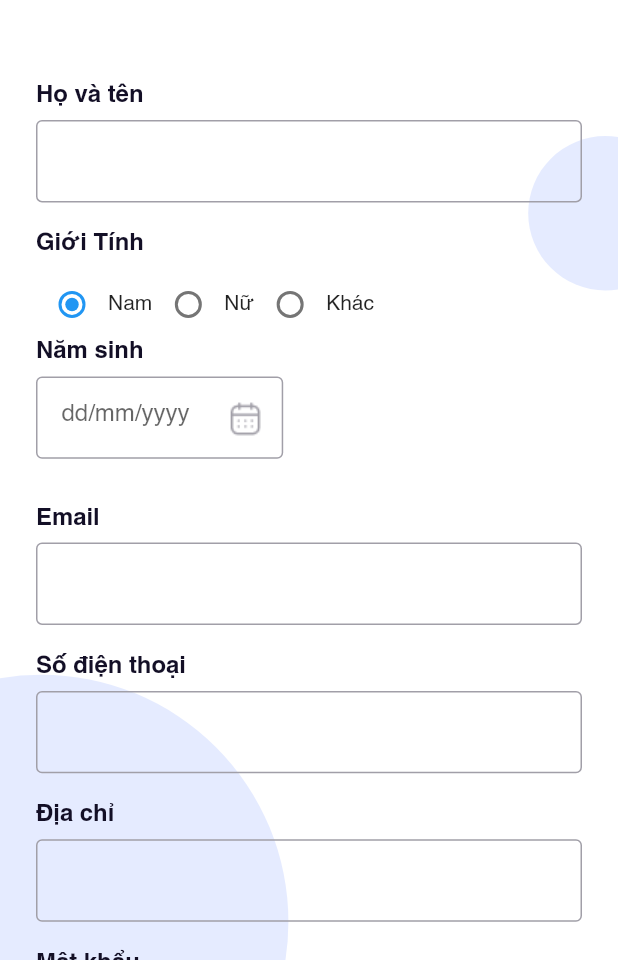
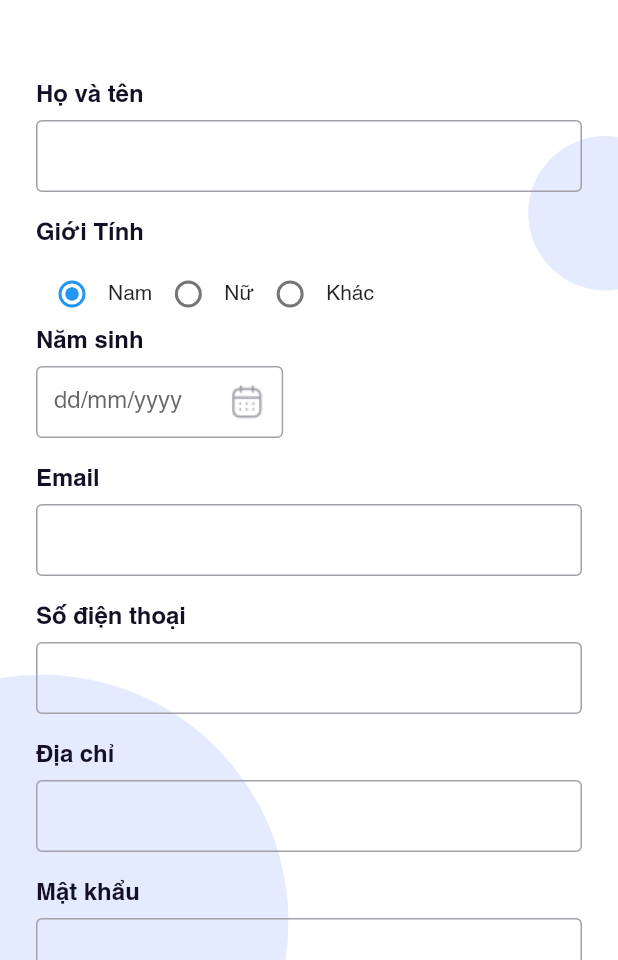
Before and after one commit to kientrienhong/RSSMS-Mobile, a Flutter app: the SignUpScreen screen opened directly, on a phone screen of 412 x 824 dp, the part 276-1236 px from its top. Run offline on Flutter 3.47's test engine with Material 2 defaults, Android fonts, the phone set to English and light mode, and no system bars; drawn by our look-alikes of group_radio_button; our stand-ins replace carousel_slider, dotted_border, firebase_auth, firebase_core, firebase_messaging, flutter_typeahead and 3 more; missing offline and left inert: bottom_drawer, flutter_facebook_auth, flutter_login_facebook; accounts and stored records are empty.

Commit message:
refactor custom input

```diff
--- a/lib/common/custom_input.dart
+++ b/lib/common/custom_input.dart
@@ -121,21 +121,16 @@ class _CustomOutLineInputState extends State<CustomOutLineInput> {
                 Stack(
                   clipBehavior: Clip.none,
                   children: [
-                    Container(
-                        height: widget.maxLine == 1
-                            ? widget.deviceSize!.height / 15
-                            : null,
-                        padding:
-                            const EdgeInsets.only(left: 16, top: 4, bottom: 2),
-                        decoration: BoxDecoration(
-                            borderRadius: BorderRadius.circular(4),
-                            border: Border.all(color: colorBorder, width: 1)),
-                        child: Center(
-                          child: TextFormField(
+                    // SizedBox(
+                    //     height: widget.maxLine == 1
+                    //         ? widget.deviceSize!.height / 15
+                    //         : null,
+                    //     child: Center(
+                    //       child: TextFormField(
+                    TextFormField(
                       obscureText: widget.isSecure!,
-                            validator: widget.validator == null
-                                ? null
-                                : widget.validator!(),
+                      validator:
+                          widget.validator == null ? null : widget.validator!(),
                       maxLines: widget.maxLine,
                       keyboardType: widget.textInputType,
                       style: TextStyle(color: colorLabel, fontSize: 16),
@@ -146,22 +141,34 @@ class _CustomOutLineInputState extends State<CustomOutLineInput> {
                       onFieldSubmitted: (term) {
                         widget.focusNode!.unfocus();
                         if (widget.nextNode != null) {
-                                FocusScope.of(context)
-                                    .requestFocus(widget.nextNode);
+                          FocusScope.of(context).requestFocus(widget.nextNode);
                         }
                       },
                       controller: widget.controller,
                       focusNode: widget.focusNode,
                       cursorColor: CustomColor.blue,
-                            decoration: const InputDecoration(
-                              border: InputBorder.none,
-                              focusedBorder: InputBorder.none,
-                              enabledBorder: InputBorder.none,
-                              errorBorder: InputBorder.none,
-                              disabledBorder: InputBorder.none,
+                      decoration: InputDecoration(
+                        contentPadding: const EdgeInsets.symmetric(
+                            vertical: 16, horizontal: 12),
+                        isCollapsed: true,
+                        border: OutlineInputBorder(
+                          borderSide: BorderSide(color: colorBorder, width: 1),
+                        ),
+                        focusedBorder: OutlineInputBorder(
+                          borderSide: BorderSide(color: colorBorder, width: 1),
+                        ),
+                        enabledBorder: OutlineInputBorder(
+                          borderSide: BorderSide(color: colorBorder, width: 1),
+                        ),
+                        errorBorder: OutlineInputBorder(
+                          borderSide: BorderSide(color: colorBorder, width: 1),
+                        ),
+                        disabledBorder: OutlineInputBorder(
+                          borderSide: BorderSide(color: colorBorder, width: 1),
                         ),
                       ),
-                        )),
+                    ),
+                    // )),
                   ],
                 ),
                 if (widget.statusTypeInput == StatusTypeInput.INVALID)
--- a/lib/common/custom_input_date.dart
+++ b/lib/common/custom_input_date.dart
@@ -102,7 +102,9 @@ class _CustomOutLineInputState extends State<CustomOutLineInputDateTime> {
 
   @override
   Widget build(BuildContext context) {
-    return Column(crossAxisAlignment: CrossAxisAlignment.start, children: [
+    return Container(
+      margin: const EdgeInsets.only(bottom: 16),
+      child: Column(crossAxisAlignment: CrossAxisAlignment.start, children: [
         if (widget.labelText!.isNotEmpty)
           Column(
             children: [
@@ -115,23 +117,14 @@ class _CustomOutLineInputState extends State<CustomOutLineInputDateTime> {
               CustomSizedBox(context: context, height: 8),
             ],
           ),
-      SizedBox(
-        height: widget.statusTypeInput != StatusTypeInput.INVALID
-            ? widget.deviceSize!.height / 9.5
-            : widget.deviceSize!.height / 7,
-        width: widget.deviceSize!.width,
-        child: Column(crossAxisAlignment: CrossAxisAlignment.start, children: [
+        Column(
+            mainAxisSize: MainAxisSize.min,
+            crossAxisAlignment: CrossAxisAlignment.start,
+            children: [
               Stack(
                 clipBehavior: Clip.none,
                 children: [
-              Container(
-                  height: widget.deviceSize!.height / 15,
-                  padding: const EdgeInsets.only(left: 16, top: 4, bottom: 2),
-                  decoration: BoxDecoration(
-                      borderRadius: BorderRadius.circular(4),
-                      border: Border.all(color: colorBorder, width: 1)),
-                  child: Center(
-                    child: TextFormField(
+                  TextFormField(
                     onTap: () async {
                       DateTime? date = DateTime(1900);
                       FocusScope.of(context).requestFocus(FocusNode());
@@ -167,18 +160,30 @@ class _CustomOutLineInputState extends State<CustomOutLineInputDateTime> {
                     focusNode: widget.focusNode,
                     cursorColor: CustomColor.blue,
                     decoration: InputDecoration(
+                      contentPadding: const EdgeInsets.symmetric(
+                          vertical: 16, horizontal: 12),
+                      isCollapsed: true,
                       hintText: "dd/mm/yyyy",
                       suffixIcon: Image.asset(
                         widget.icon,
                       ),
-                        border: InputBorder.none,
-                        focusedBorder: InputBorder.none,
-                        enabledBorder: InputBorder.none,
-                        errorBorder: InputBorder.none,
-                        disabledBorder: InputBorder.none,
+                      border: OutlineInputBorder(
+                        borderSide: BorderSide(color: colorBorder, width: 1),
+                      ),
+                      focusedBorder: OutlineInputBorder(
+                        borderSide: BorderSide(color: colorBorder, width: 1),
+                      ),
+                      enabledBorder: OutlineInputBorder(
+                        borderSide: BorderSide(color: colorBorder, width: 1),
+                      ),
+                      errorBorder: OutlineInputBorder(
+                        borderSide: BorderSide(color: colorBorder, width: 1),
+                      ),
+                      disabledBorder: OutlineInputBorder(
+                        borderSide: BorderSide(color: colorBorder, width: 1),
                       ),
                     ),
-                  )),
+                  ),
                 ],
               ),
               if (widget.statusTypeInput == StatusTypeInput.INVALID)
@@ -204,7 +209,7 @@ class _CustomOutLineInputState extends State<CustomOutLineInputDateTime> {
                       height: 4,
                     ),
             ]),
-      ),
-    ]);
+      ]),
+    );
   }
 }
--- a/lib/pages/customers/input_information_booking/widgets/input_form_door_to_door.dart
+++ b/lib/pages/customers/input_information_booking/widgets/input_form_door_to_door.dart
@@ -36,7 +36,7 @@ class _InputFormDoorToDoorState extends State<InputFormDoorToDoor> {
             deviceSize: deviceSize,
             hintText: 'Địa chỉ',
             nextNode: widget.focusNodeFloor,
-        ),
+            validator: Validator.notEmpty(widget.controllerAddress.text)),
         SizedBox(
           width: (deviceSize.width - 40) / 2.1,
           child: CustomOutLineInputWithHint(
```
Also changed, not shown: lib/common/custom_input_with_hint.dart (+22 -19 lines), lib/pages/customers/input_information_booking/input_information.dart (+14 -4 lines). Lines whose indentation alone changed are shown as unchanged.
